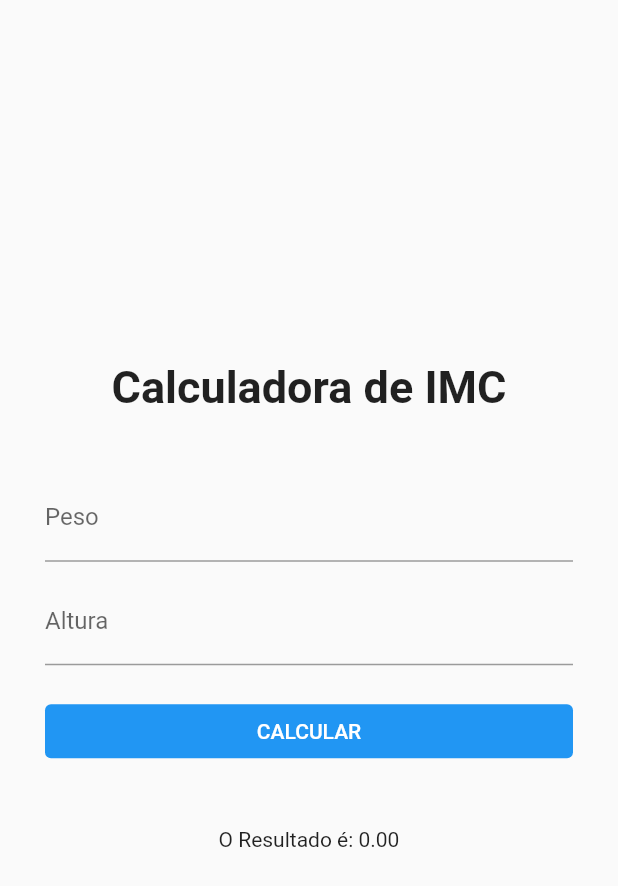
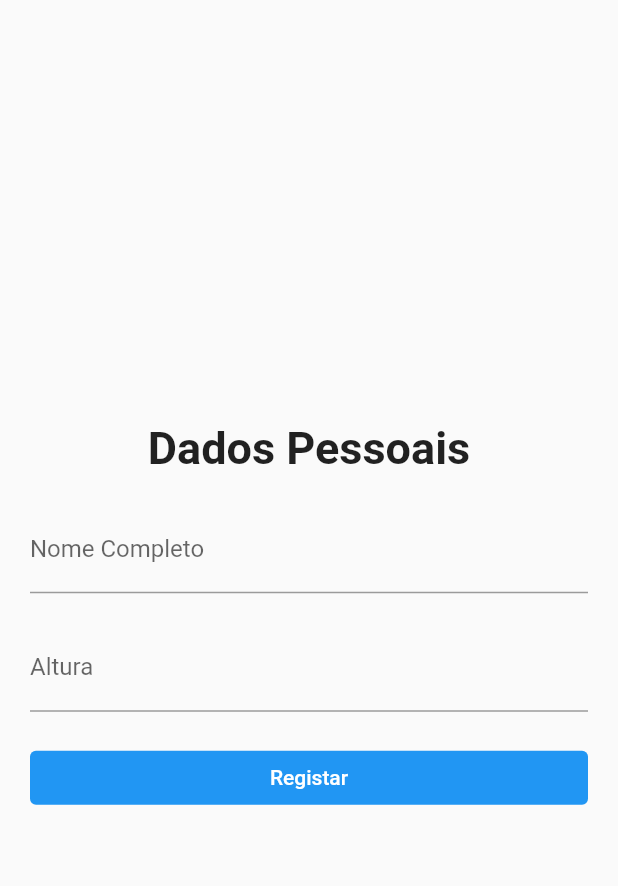
Before and after one commit to Fansoni/imc_with_test, a Flutter app: the screen it shows after launch, on a phone screen of 412 x 824 dp. Shown: the top 886 px of the screen. Run offline on Flutter 3.47's test engine with Material 2 defaults, Android fonts, the phone set to English and light mode, and no system bars.

Commit message:
add page dados pessoais

```diff
--- /dev/null
+++ b/lib/models/pessoa_model.dart
@@ -0,0 +1,21 @@
+import 'package:imc/models/imc_model.dart';
+
+class PessoaModel {
+  String _nome;
+  IMCModel? _imcModel;
+
+  PessoaModel.configurarNome(this._nome);
+
+  PessoaModel(this._nome, this._imcModel);
+
+  String get nome => _nome;
+  set nome(value) => _nome = value;
+
+  IMCModel? get imcModel => _imcModel;
+  set imcModel(IMCModel? imcModel) => _imcModel = imcModel!;
+
+  @override
+  String toString() {
+    return '{nome: $_nome, imc: ${_imcModel.toString()}}';
+  }
+}
--- a/lib/my_app.dart
+++ b/lib/my_app.dart
@@ -1,5 +1,5 @@
 import 'package:flutter/material.dart';
-import 'package:imc/pages/home.dart';
+import 'package:imc/pages/signup.dart';
 
 class MyApp extends StatelessWidget {
   const MyApp({super.key});
@@ -9,7 +9,7 @@ class MyApp extends StatelessWidget {
     return const MaterialApp(
       title: 'Calculadora de IMC',
       debugShowCheckedModeBanner: false,
-      home: HomePage(),
+      home: SignUpPage(),
     );
   }
 }
--- a/lib/pages/home.dart
+++ b/lib/pages/home.dart
@@ -37,14 +37,6 @@ class _HomePageState extends State<HomePage> {
                     labelText: 'Peso',
                   ),
                 ),
-                const SizedBox(height: 10),
-                TextFormField(
-                  controller: _alturaController,
-                  keyboardType: TextInputType.number,
-                  decoration: const InputDecoration(
-                    labelText: 'Altura',
-                  ),
-                ),
                 const SizedBox(height: 20),
                 SizedBox(
                   width: double.infinity,
--- /dev/null
+++ b/lib/pages/signup.dart
@@ -0,0 +1,68 @@
+import 'package:flutter/material.dart';
+import 'package:imc/pages/home.dart';
+
+class SignUpPage extends StatefulWidget {
+  const SignUpPage({super.key});
+
+  @override
+  State<SignUpPage> createState() => _SignUpPageState();
+}
+
+class _SignUpPageState extends State<SignUpPage> {
+  @override
+  Widget build(BuildContext context) {
+    return SafeArea(
+      child: Scaffold(
+          body: Padding(
+        padding: const EdgeInsets.all(20.0),
+        child: Column(
+          mainAxisAlignment: MainAxisAlignment.center,
+          crossAxisAlignment: CrossAxisAlignment.center,
+          children: [
+            const Text(
+              'Dados Pessoais',
+              style: TextStyle(
+                fontSize: 30.0,
+                fontWeight: FontWeight.bold,
+              ),
+            ),
+            const SizedBox(height: 20.0),
+            TextFormField(
+                keyboardType: TextInputType.name,
+                decoration: const InputDecoration(
+                  labelText: 'Nome Completo',
+                )),
+            const SizedBox(height: 20),
+            TextFormField(
+              keyboardType: TextInputType.number,
+              decoration: const InputDecoration(
+                labelText: 'Altura',
+                hintText: '0.0',
+              ),
+            ),
+            const SizedBox(height: 20.0),
+            SizedBox(
+              width: double.infinity,
+              child: TextButton(
+                style: ButtonStyle(
+                  backgroundColor: MaterialStateProperty.all(Colors.blue),
+                ),
+                onPressed: () {
+                  Navigator.push(
+                      context,
+                      MaterialPageRoute(
+                        builder: (context) => const HomePage(),
+                      ));
+                },
+                child: const Text(
+                  'Registar',
+                  style: TextStyle(color: Colors.white),
+                ),
+              ),
+            ),
+          ],
+        ),
+      )),
+    );
+  }
+}
--- /dev/null
+++ b/lib/repositories/imc_repository.dart
@@ -0,0 +1,3 @@
+import 'package:imc/models/imc_model.dart';
+
+class IMCRepository {}
--- /dev/null
+++ b/lib/repositories/pessoa_repository.dart
@@ -0,0 +1 @@
+class PessoaRepository {}
--- a/pubspec.yaml
+++ b/pubspec.yaml
@@ -30,6 +30,7 @@ environment:
 dependencies:
   flutter:
     sdk: flutter
+  shared_preferences: ^2.2.0
 
 
   # The following adds the Cupertino Icons font to your application.
```
Also changed, not shown: lib/models/imc_model.dart (added, +15 -0 lines), pubspec.lock.
